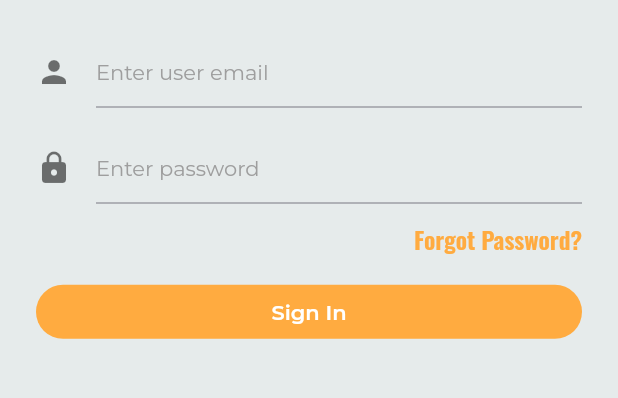
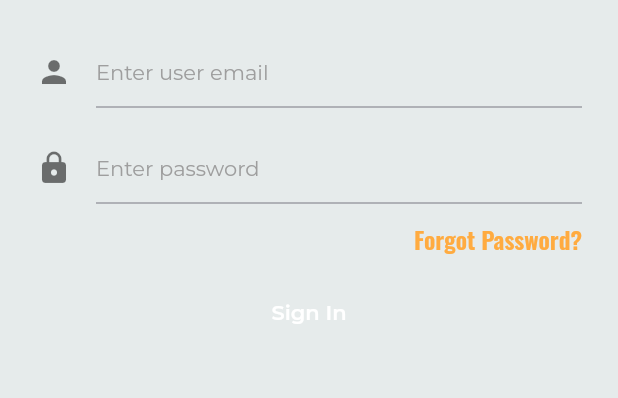
Before and after one commit to vuhpquang/flutter-vu-template, a Flutter app: the screen it shows after launch, on a phone screen of 412 x 824 dp, the part 506-904 px from its top. Run offline on Flutter 3.47's test engine with Material 2 defaults, Android fonts, the phone set to English and light mode, and no system bars; our stand-ins replace another_flushbar, dio, flutter_mobx, get_it, google_fonts, mobx and 3 more; missing offline and left inert: material_dialog, xxtea; generated files the repository leaves out were written again.

Commit message:
fix: change to TextButton

```diff
--- a/lib/ui/login/login.dart
+++ b/lib/ui/login/login.dart
@@ -172,8 +172,13 @@ class _LoginScreenState extends State<LoginScreen> {
   Widget _buildForgotPasswordButton() {
     return Align(
       alignment: FractionalOffset.centerRight,
-      child: FlatButton(
-        padding: EdgeInsets.all(0.0),
+      child: TextButton(
+        style: TextButton.styleFrom(
+          // foregroundColor: buttonColor,
+          // shape: StadiumBorder(),
+          padding: EdgeInsets.all(0.0),
+        ),
+        // padding: EdgeInsets.all(0.0),
         child: Text(
           AppLocalizations.of(context).translate('login_btn_forgot_password'),
           style: Theme.of(context)
--- a/lib/widgets/rounded_button_widget.dart
+++ b/lib/widgets/rounded_button_widget.dart
@@ -16,9 +16,13 @@ class RoundedButtonWidget extends StatelessWidget {
 
   @override
   Widget build(BuildContext context) {
-    return FlatButton(
-      color: buttonColor,
-      shape: StadiumBorder(),
+    return TextButton(
+      style: TextButton.styleFrom(
+        foregroundColor: buttonColor,
+        shape: StadiumBorder(),
+      ),
+      // color: buttonColor,
+      // shape: StadiumBorder(),
       onPressed: onPressed,
       child: Text(
         buttonText,
```
